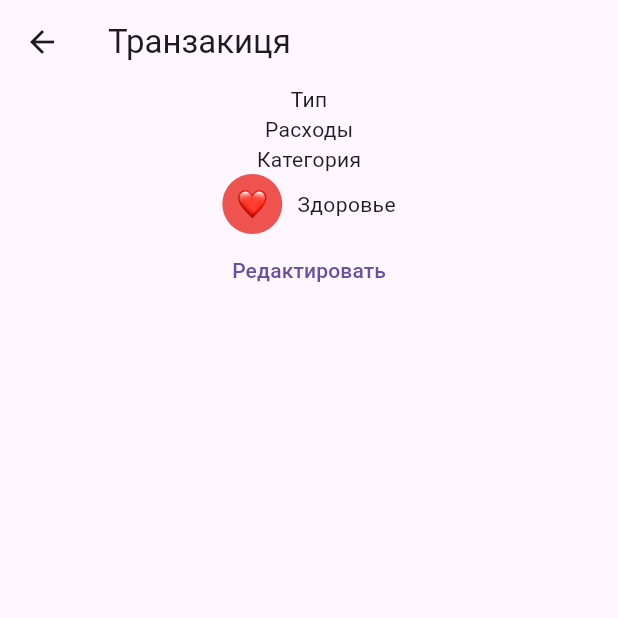
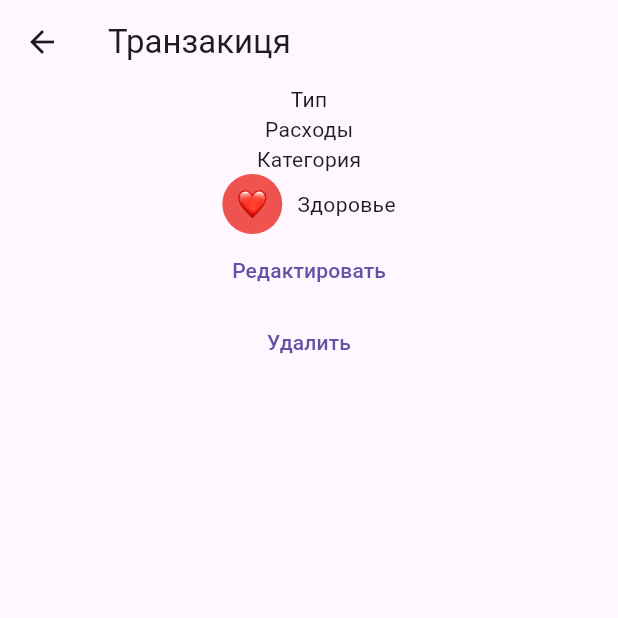
Before and after one commit to levmorgot/otlozhka, a Flutter app: the TransactionPage screen opened directly with sample values from the repository, after a tap on "Редактировать", on a phone screen of 412 x 824 dp, the top half of it. Run offline on Flutter 3.47's test engine with Material 3 defaults, Android fonts, the phone set to English and light mode, and no system bars; our stand-ins replace auto_route, dartz, equatable, flutter_bloc, gap, get_it and 3 more; accounts and stored records are empty.

Commit message:
delete transaction

```diff
--- a/lib/features/transactions/presentation/pages/transaction_page.dart
+++ b/lib/features/transactions/presentation/pages/transaction_page.dart
@@ -1,8 +1,11 @@
 import 'package:auto_route/auto_route.dart';
 import 'package:flutter/material.dart';
 import 'package:gap/gap.dart';
+import 'package:otlozhka/core/injectable/injectable_init.dart';
 import 'package:otlozhka/features/transactions/domain/entities/transaction_category_entity.dart';
 import 'package:otlozhka/features/transactions/domain/entities/transaction_entity.dart';
+import 'package:otlozhka/features/transactions/presentation/bloc/transactions_bloc/transactions_bloc.dart';
+import 'package:otlozhka/features/transactions/presentation/bloc/transactions_bloc/transactions_event.dart';
 import 'package:otlozhka/features/transactions/presentation/widgets/category_icon.dart';
 import 'package:otlozhka/routes/router.gr.dart';
 
@@ -10,6 +13,7 @@ import 'package:otlozhka/routes/router.gr.dart';
 class TransactionPage extends StatelessWidget {
   final Transaction transaction;
   final TransactionCategory category;
+
   const TransactionPage({super.key, required this.transaction, required this.category});
 
   @override
@@ -20,7 +24,8 @@ class TransactionPage extends StatelessWidget {
           appBar: AppBar(
             title: const Text('Транзакиця'),
           ),
-        body: Column(children: [
+          body: Column(
+            children: [
               const Text('Тип'),
               Text(category.type == TransactionType.income ? 'Доходы' : 'Расходы'),
               const Text('Категория'),
@@ -30,19 +35,24 @@ class TransactionPage extends StatelessWidget {
                 },
                 child: Row(
                   mainAxisAlignment: MainAxisAlignment.center,
-              children: [
-                CategoryIcon(category: category, radius: 20),
-                const Gap(10),
-                Text(category.name)
-              ],
+                  children: [CategoryIcon(category: category, radius: 20), const Gap(10), Text(category.name)],
                 ),
               ),
-          TextButton(onPressed: () {
+              TextButton(
+                onPressed: () {
                   AutoRouter.of(context).push(FormTransactionRoute(type: transaction.type, transaction: transaction));
-
-          }, child: const Text('Редактировать'))
-        ],)
+                },
+                child: const Text('Редактировать'),
               ),
+              TextButton(
+                onPressed: () {
+                  getIt<TransactionsBloc>().add(DeleteTransactionEvent(id: transaction.id));
+                  AutoRouter.of(context).maybePop();
+                },
+                child: const Text('Удалить'),
+              ),
+            ],
+          )),
     );
   }
 }
```
Lines whose indentation alone changed are shown as unchanged.
